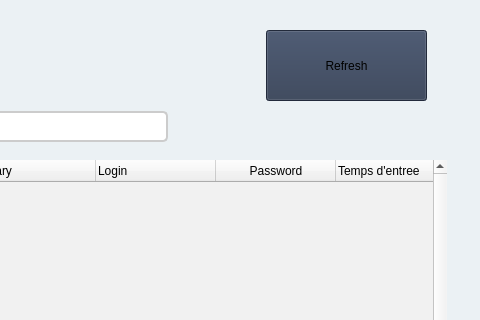
First picture: the form in employee.ui, repository HyperDarkmoon/TVEmpire, before the edit; both pictures show x 814 to 1294 and y 0 to 320 of the 1294 by 657 pixel window.
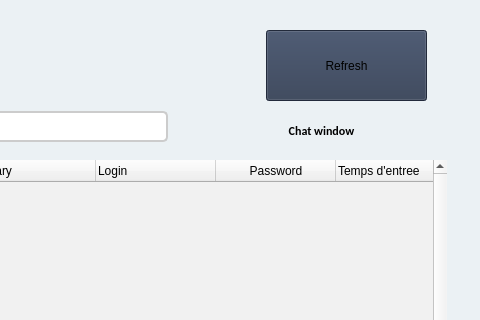
Second picture: the form after the edit. Icons and pictures are not drawn.

Commit message: Added chat window UI

Patch:
```diff
--- a/employee.ui
+++ b/employee.ui
@@ -2931,6 +2931,503 @@
      <set>Qt::AlignCenter</set>
     </property>
    </widget>
+   <widget class="QPushButton" name="chatBtn">
+    <property name="geometry">
+     <rect>
+      <x>1040</x>
+      <y>110</y>
+      <width>191</width>
+      <height>41</height>
+     </rect>
+    </property>
+    <property name="palette">
+     <palette>
+      <active>
+       <colorrole role="WindowText">
+        <brush brushstyle="SolidPattern">
+         <color alpha="255">
+          <red>0</red>
+          <green>0</green>
+          <blue>0</blue>
+         </color>
+        </brush>
+       </colorrole>
+       <colorrole role="Button">
+        <brush brushstyle="SolidPattern">
+         <color alpha="0">
+          <red>0</red>
+          <green>0</green>
+          <blue>0</blue>
+         </color>
+        </brush>
+       </colorrole>
+       <colorrole role="Light">
+        <brush brushstyle="SolidPattern">
+         <color alpha="255">
+          <red>255</red>
+          <green>255</green>
+          <blue>255</blue>
+         </color>
+        </brush>
+       </colorrole>
+       <colorrole role="Midlight">
+        <brush brushstyle="SolidPattern">
+         <color alpha="255">
+          <red>255</red>
+          <green>255</green>
+          <blue>255</blue>
+         </color>
+        </brush>
+       </colorrole>
+       <colorrole role="Dark">
+        <brush brushstyle="SolidPattern">
+         <color alpha="255">
+          <red>127</red>
+          <green>127</green>
+          <blue>127</blue>
+         </color>
+        </brush>
+       </colorrole>
+       <colorrole role="Mid">
+        <brush brushstyle="SolidPattern">
+         <color alpha="255">
+          <red>170</red>
+          <green>170</green>
+          <blue>170</blue>
+         </color>
+        </brush>
+       </colorrole>
+       <colorrole role="Text">
+        <brush brushstyle="SolidPattern">
+         <color alpha="255">
+          <red>0</red>
+          <green>0</green>
+          <blue>0</blue>
+         </color>
+        </brush>
+       </colorrole>
+       <colorrole role="BrightText">
+        <brush brushstyle="SolidPattern">
+         <color alpha="255">
+          <red>255</red>
+          <green>255</green>
+          <blue>255</blue>
+         </color>
+        </brush>
+       </colorrole>
+       <colorrole role="ButtonText">
+        <brush brushstyle="SolidPattern">
+         <color alpha="255">
+          <red>0</red>
+          <green>0</green>
+          <blue>0</blue>
+         </color>
+        </brush>
+       </colorrole>
+       <colorrole role="Base">
+        <brush brushstyle="SolidPattern">
+         <color alpha="0">
+          <red>0</red>
+          <green>0</green>
+          <blue>0</blue>
+         </color>
+        </brush>
+       </colorrole>
+       <colorrole role="Window">
+        <brush brushstyle="SolidPattern">
+         <color alpha="0">
+          <red>0</red>
+          <green>0</green>
+          <blue>0</blue>
+         </color>
+        </brush>
+       </colorrole>
+       <colorrole role="Shadow">
+        <brush brushstyle="SolidPattern">
+         <color alpha="255">
+          <red>0</red>
+          <green>0</green>
+          <blue>0</blue>
+         </color>
+        </brush>
+       </colorrole>
+       <colorrole role="AlternateBase">
+        <brush brushstyle="SolidPattern">
+         <color alpha="255">
+          <red>255</red>
+          <green>255</green>
+          <blue>255</blue>
+         </color>
+        </brush>
+       </colorrole>
+       <colorrole role="ToolTipBase">
+        <brush brushstyle="SolidPattern">
+         <color alpha="255">
+          <red>255</red>
+          <green>255</green>
+          <blue>220</blue>
+         </color>
+        </brush>
+       </colorrole>
+       <colorrole role="ToolTipText">
+        <brush brushstyle="SolidPattern">
+         <color alpha="255">
+          <red>0</red>
+          <green>0</green>
+          <blue>0</blue>
+         </color>
+        </brush>
+       </colorrole>
+       <colorrole role="PlaceholderText">
+        <brush brushstyle="SolidPattern">
+         <color alpha="128">
+          <red>0</red>
+          <green>0</green>
+          <blue>0</blue>
+         </color>
+        </brush>
+       </colorrole>
+      </active>
+      <inactive>
+       <colorrole role="WindowText">
+        <brush brushstyle="SolidPattern">
+         <color alpha="255">
+          <red>0</red>
+          <green>0</green>
+          <blue>0</blue>
+         </color>
+        </brush>
+       </colorrole>
+       <colorrole role="Button">
+        <brush brushstyle="SolidPattern">
+         <color alpha="0">
+          <red>0</red>
+          <green>0</green>
+          <blue>0</blue>
+         </color>
+        </brush>
+       </colorrole>
+       <colorrole role="Light">
+        <brush brushstyle="SolidPattern">
+         <color alpha="255">
+          <red>255</red>
+          <green>255</green>
+          <blue>255</blue>
+         </color>
+        </brush>
+       </colorrole>
+       <colorrole role="Midlight">
+        <brush brushstyle="SolidPattern">
+         <color alpha="255">
+          <red>255</red>
+          <green>255</green>
+          <blue>255</blue>
+         </color>
+        </brush>
+       </colorrole>
+       <colorrole role="Dark">
+        <brush brushstyle="SolidPattern">
+         <color alpha="255">
+          <red>127</red>
+          <green>127</green>
+          <blue>127</blue>
+         </color>
+        </brush>
+       </colorrole>
+       <colorrole role="Mid">
+        <brush brushstyle="SolidPattern">
+         <color alpha="255">
+          <red>170</red>
+          <green>170</green>
+          <blue>170</blue>
+         </color>
+        </brush>
+       </colorrole>
+       <colorrole role="Text">
+        <brush brushstyle="SolidPattern">
+         <color alpha="255">
+          <red>0</red>
+          <green>0</green>
+          <blue>0</blue>
+         </color>
+        </brush>
+       </colorrole>
+       <colorrole role="BrightText">
+        <brush brushstyle="SolidPattern">
+         <color alpha="255">
+          <red>255</red>
+          <green>255</green>
+          <blue>255</blue>
+         </color>
+        </brush>
+       </colorrole>
+       <colorrole role="ButtonText">
+        <brush brushstyle="SolidPattern">
+         <color alpha="255">
+          <red>0</red>
+          <green>0</green>
+          <blue>0</blue>
+         </color>
+        </brush>
+       </colorrole>
+       <colorrole role="Base">
+        <brush brushstyle="SolidPattern">
+         <color alpha="0">
+          <red>0</red>
+          <green>0</green>
+          <blue>0</blue>
+         </color>
+        </brush>
+       </colorrole>
+       <colorrole role="Window">
+        <brush brushstyle="SolidPattern">
+         <color alpha="0">
+          <red>0</red>
+          <green>0</green>
+          <blue>0</blue>
+         </color>
+        </brush>
+       </colorrole>
+       <colorrole role="Shadow">
+        <brush brushstyle="SolidPattern">
+         <color alpha="255">
+          <red>0</red>
+          <green>0</green>
+          <blue>0</blue>
+         </color>
+        </brush>
+       </colorrole>
+       <colorrole role="AlternateBase">
+        <brush brushstyle="SolidPattern">
+         <color alpha="255">
+          <red>255</red>
+          <green>255</green>
+          <blue>255</blue>
+         </color>
+        </brush>
+       </colorrole>
+       <colorrole role="ToolTipBase">
+        <brush brushstyle="SolidPattern">
+         <color alpha="255">
+          <red>255</red>
+          <green>255</green>
+          <blue>220</blue>
+         </color>
+        </brush>
+       </colorrole>
+       <colorrole role="ToolTipText">
+        <brush brushstyle="SolidPattern">
+         <color alpha="255">
+          <red>0</red>
+          <green>0</green>
+          <blue>0</blue>
+         </color>
+        </brush>
+       </colorrole>
+       <colorrole role="PlaceholderText">
+        <brush brushstyle="SolidPattern">
+         <color alpha="128">
+          <red>0</red>
+          <green>0</green>
+          <blue>0</blue>
+         </color>
+        </brush>
+       </colorrole>
+      </inactive>
+      <disabled>
+       <colorrole role="WindowText">
+        <brush brushstyle="SolidPattern">
+         <color alpha="255">
+          <red>0</red>
+          <green>0</green>
+          <blue>0</blue>
+         </color>
+        </brush>
+       </colorrole>
+       <colorrole role="Button">
+        <brush brushstyle="SolidPattern">
+         <color alpha="0">
+          <red>0</red>
+          <green>0</green>
+          <blue>0</blue>
+         </color>
+        </brush>
+       </colorrole>
+       <colorrole role="Light">
+        <brush brushstyle="SolidPattern">
+         <color alpha="255">
+          <red>255</red>
+          <green>255</green>
+          <blue>255</blue>
+         </color>
+        </brush>
+       </colorrole>
+       <colorrole role="Midlight">
+        <brush brushstyle="SolidPattern">
+         <color alpha="255">
+          <red>255</red>
+          <green>255</green>
+          <blue>255</blue>
+         </color>
+        </brush>
+       </colorrole>
+       <colorrole role="Dark">
+        <brush brushstyle="SolidPattern">
+         <color alpha="255">
+          <red>127</red>
+          <green>127</green>
+          <blue>127</blue>
+         </color>
+        </brush>
+       </colorrole>
+       <colorrole role="Mid">
+        <brush brushstyle="SolidPattern">
+         <color alpha="255">
+          <red>170</red>
+          <green>170</green>
+          <blue>170</blue>
+         </color>
+        </brush>
+       </colorrole>
+       <colorrole role="Text">
+        <brush brushstyle="SolidPattern">
+         <color alpha="255">
+          <red>0</red>
+          <green>0</green>
+          <blue>0</blue>
+         </color>
+        </brush>
+       </colorrole>
+       <colorrole role="BrightText">
+        <brush brushstyle="SolidPattern">
+         <color alpha="255">
+          <red>255</red>
+          <green>255</green>
+          <blue>255</blue>
+         </color>
+        </brush>
+       </colorrole>
+       <colorrole role="ButtonText">
+        <brush brushstyle="SolidPattern">
+         <color alpha="255">
+          <red>0</red>
+          <green>0</green>
+          <blue>0</blue>
+         </color>
+        </brush>
+       </colorrole>
+       <colorrole role="Base">
+        <brush brushstyle="SolidPattern">
+         <color alpha="0">
+          <red>0</red>
+          <green>0</green>
+          <blue>0</blue>
+         </color>
+        </brush>
+       </colorrole>
+       <colorrole role="Window">
+        <brush brushstyle="SolidPattern">
+         <color alpha="0">
+          <red>0</red>
+          <green>0</green>
+          <blue>0</blue>
+         </color>
+        </brush>
+       </colorrole>
+       <colorrole role="Shadow">
+        <brush brushstyle="SolidPattern">
+         <color alpha="255">
+          <red>0</red>
+          <green>0</green>
+          <blue>0</blue>
+         </color>
+        </brush>
+       </colorrole>
+       <colorrole role="AlternateBase">
+        <brush brushstyle="SolidPattern">
+         <color alpha="255">
+          <red>255</red>
+          <green>255</green>
+          <blue>255</blue>
+         </color>
+        </brush>
+       </colorrole>
+       <colorrole role="ToolTipBase">
+        <brush brushstyle="SolidPattern">
+         <color alpha="255">
+          <red>255</red>
+          <green>255</green>
+          <blue>220</blue>
+         </color>
+        </brush>
+       </colorrole>
+       <colorrole role="ToolTipText">
+        <brush brushstyle="SolidPattern">
+         <color alpha="255">
+          <red>0</red>
+          <green>0</green>
+          <blue>0</blue>
+         </color>
+        </brush>
+       </colorrole>
+       <colorrole role="PlaceholderText">
+        <brush brushstyle="SolidPattern">
+         <color alpha="128">
+          <red>0</red>
+          <green>0</green>
+          <blue>0</blue>
+         </color>
+        </brush>
+       </colorrole>
+      </disabled>
+     </palette>
+    </property>
+    <property name="styleSheet">
+     <string notr="true">QPushButton {
+    background-color: transparent; 
+    color: black;
+
+    border-radius: 10px;
+    padding: 10px 20px;
+    font-weight: bold;
+    font-family: Calibri, sans-serif;
+}
+
+/* Hover effect */
+QPushButton:hover {
+  
+    border: 3px solid #141E46;
+    color: black;
+}
+
+/* Pressed effect */
+QPushButton:pressed {
+    background-color: #141E46;
+    border: 2px solid #141E46;
+    padding: 9px 19px;
+    color: white;
+}
+
+/* Checked effect */
+QPushButton:checked {
+    background-color: #64a1c2; /* Your desired color */
+    border: none; /* Remove the border if needed */
+}</string>
+    </property>
+    <property name="text">
+     <string>Chat window</string>
+    </property>
+    <property name="icon">
+     <iconset>
+      <normaloff>../../#017_Students information system/icons/add.svg</normaloff>../../#017_Students information system/icons/add.svg</iconset>
+    </property>
+    <property name="iconSize">
+     <size>
+      <width>20</width>
+      <height>20</height>
+     </size>
+    </property>
+   </widget>
    <zorder>widget</zorder>
    <zorder>emp</zorder>
    <zorder>add_btn_4</zorder>
```
Left out of the diff: 1 changed line with no effect on the pictures. The commit also changes 9 other files.
